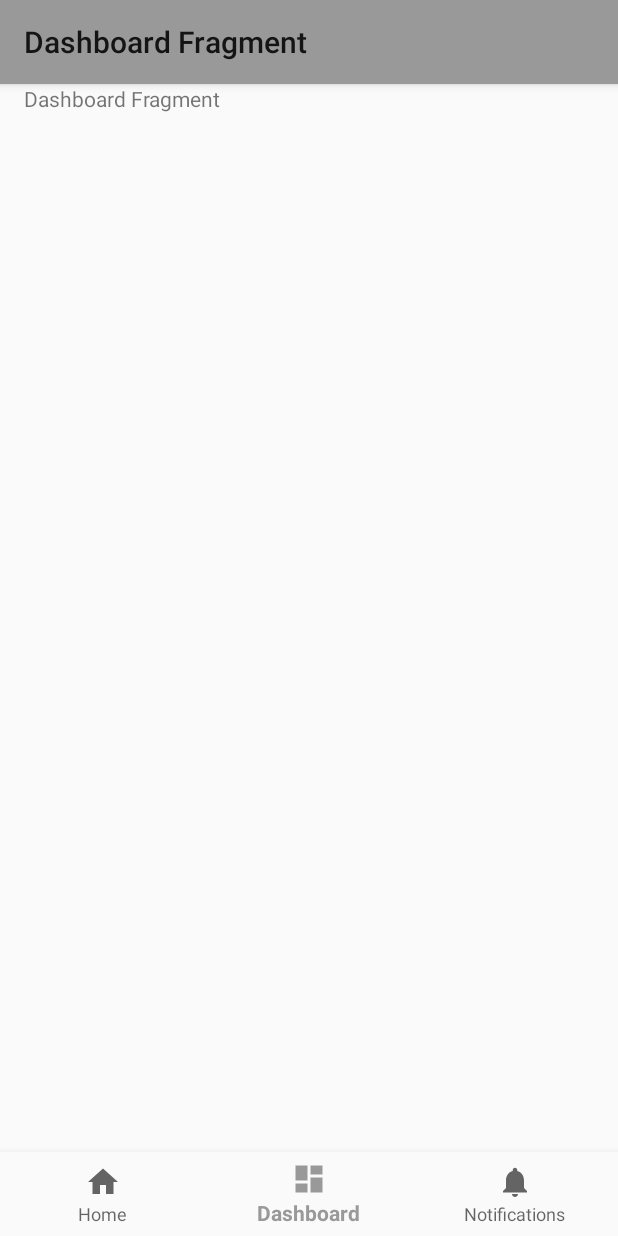
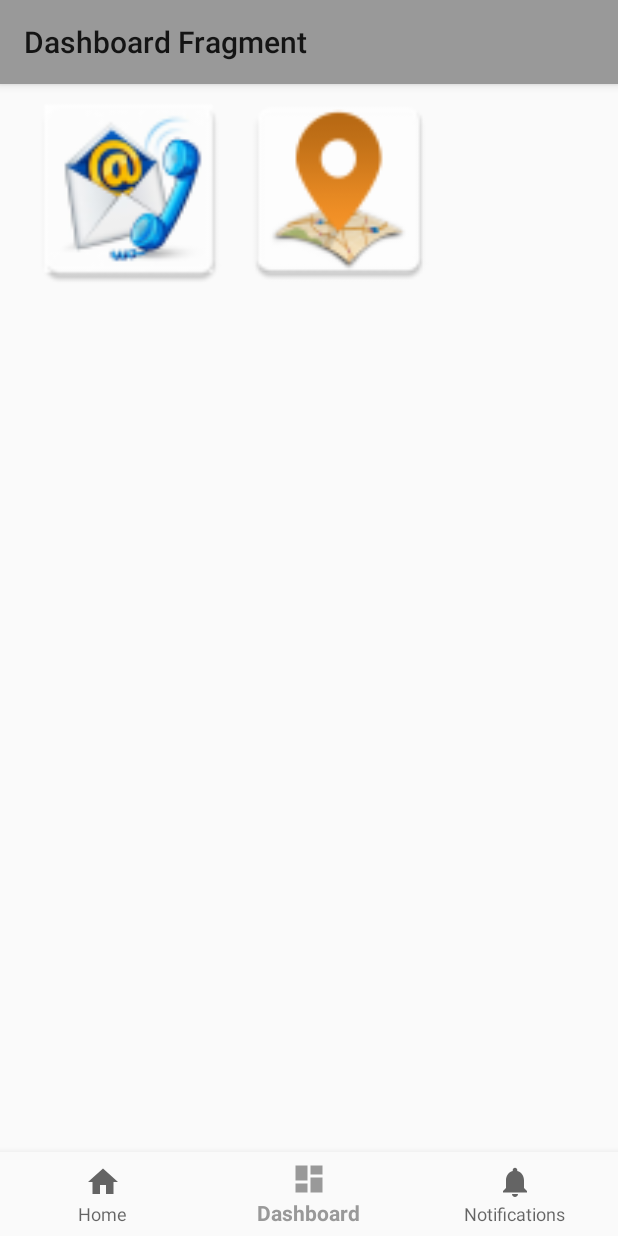
Before and after one commit to workplay/Safeguard, an Android app: the screen it shows after launch (MainActivity), item 2 of the bottom bar chosen, on a phone screen of 412 x 824 dp. Run offline under Robolectric (Android 15) with nearby library versions, the phone set to English and light mode, and no system bars.

Commit message:
Contact and Location.

```diff
--- a/app/src/main/java/com/hkust/swangbv/hsbcsafeguard/DashboardFragment.java
+++ b/app/src/main/java/com/hkust/swangbv/hsbcsafeguard/DashboardFragment.java
@@ -1,11 +1,16 @@
 package com.hkust.swangbv.hsbcsafeguard;
 
 
+import android.content.Intent;
+import android.media.Image;
 import android.os.Bundle;
+import android.provider.ContactsContract;
 import android.support.v4.app.Fragment;
 import android.view.LayoutInflater;
 import android.view.View;
 import android.view.ViewGroup;
+import android.widget.ImageView;
+import android.widget.Toast;
 
 
 /**
@@ -13,17 +18,42 @@ import android.view.ViewGroup;
  */
 public class DashboardFragment extends Fragment {
 
+    ImageView ivcontact,ivlocation;
+
 
     public DashboardFragment() {
         // Required empty public constructor
     }
 
-
     @Override
     public View onCreateView(LayoutInflater inflater, ViewGroup container,
                              Bundle savedInstanceState) {
         // Inflate the layout for this fragment
-        return inflater.inflate(R.layout.fragment_dashboard, container, false);
+        View myView = inflater.inflate(R.layout.fragment_dashboard, container, false);
+
+        //Update Contact Information
+        ivcontact = myView.findViewById(R.id.imageviewContact);
+        ivcontact.setOnClickListener(new View.OnClickListener() {
+            @Override
+            public void onClick(View view) {
+                Toast.makeText(getActivity(),"Update Phone Number",Toast.LENGTH_SHORT).show();
+                Intent intent = new Intent(getActivity(), PhoneNumberActivity.class);
+                startActivity(intent);
+            }
+        });
+
+        //Get Location Information.
+        ivlocation = myView.findViewById(R.id.imageviewLocation);
+        ivlocation.setOnClickListener(new View.OnClickListener(){
+            @Override
+            public void onClick(View view){
+                Toast.makeText(getActivity(),"Collect Locatin Information", Toast.LENGTH_SHORT).show();
+                Intent intent = new Intent(getActivity(),LocationActivity.class);
+                startActivity(intent);
+            }
+        });
+
+        return myView;
     }
 
 }
--- a/app/src/main/res/layout/fragment_dashboard.xml
+++ b/app/src/main/res/layout/fragment_dashboard.xml
@@ -1,13 +1,32 @@
-<FrameLayout xmlns:android="http://schemas.android.com/apk/res/android"
+<TableLayout xmlns:android="http://schemas.android.com/apk/res/android"
+    xmlns:app="http://schemas.android.com/apk/res-auto"
     xmlns:tools="http://schemas.android.com/tools"
     android:layout_width="match_parent"
     android:layout_height="match_parent"
     tools:context="com.hkust.swangbv.hsbcsafeguard.DashboardFragment">
 
-    <!-- TODO: Update blank fragment layout -->
-    <TextView
+    <TableRow
         android:layout_width="match_parent"
         android:layout_height="match_parent"
-        android:text="@string/dashboeard_fragment" />
+        android:layout_gravity="center_horizontal">
 
-</FrameLayout>
+
+        <ImageView
+            android:id="@+id/imageviewContact"
+            android:layout_width="141dp"
+            android:layout_height="141dp"
+            android:src="@mipmap/ic_contact_number" />
+
+        <ImageView
+            android:id="@+id/imageviewLocation"
+            android:layout_width="137dp"
+            android:layout_height="match_parent"
+            android:src="@mipmap/ic_map" />
+
+
+
+    </TableRow>
+
+
+
+</TableLayout>
```
Also changed, not shown: app/src/main/AndroidManifest.xml (+7 -0 lines), app/src/main/java/com/hkust/swangbv/hsbcsafeguard/LocationActivity.java (added, +105 -0 lines), app/src/main/java/com/hkust/swangbv/hsbcsafeguard/PhoneNumberActivity.java (added, +50 -0 lines), app/src/main/res/layout/activity_location.xml (added, +14 -0 lines), app/src/main/res/layout/activity_updata_phone_number.xml (added, +40 -0 lines), app/src/main/ic_contact_number-web.png (added), app/src/main/ic_map-web.png (added), app/src/main/res/mipmap-hdpi/ic_contact_number.png (added), app/src/main/res/mipmap-hdpi/ic_map.png (added), app/src/main/res/mipmap-mdpi/ic_contact_number.png (added), app/src/main/res/mipmap-mdpi/ic_map.png (added), app/src/main/res/mipmap-xhdpi/ic_contact_number.png (added), app/src/main/res/mipmap-xhdpi/ic_map.png (added), app/src/main/res/mipmap-xxhdpi/ic_contact_number.png (added), 3 more files.
